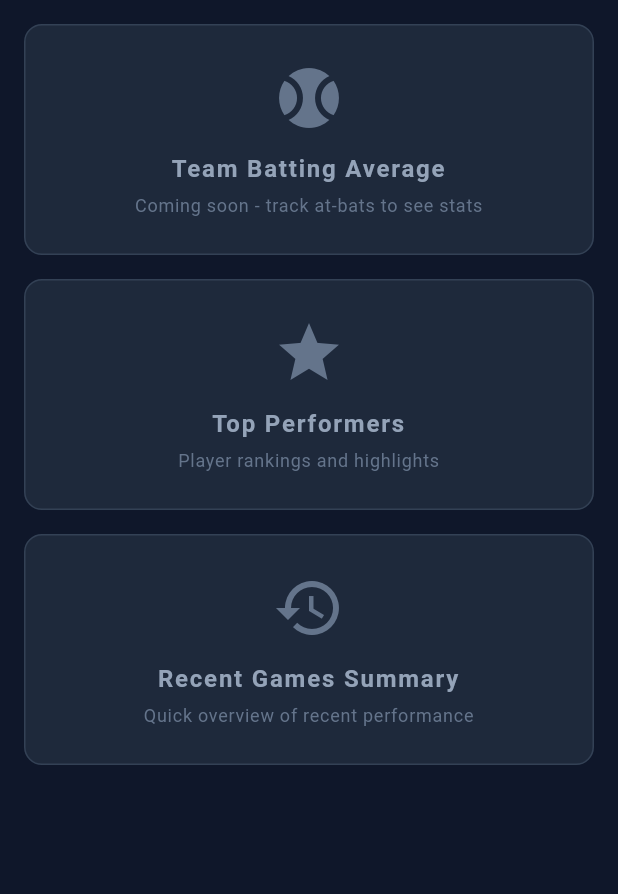
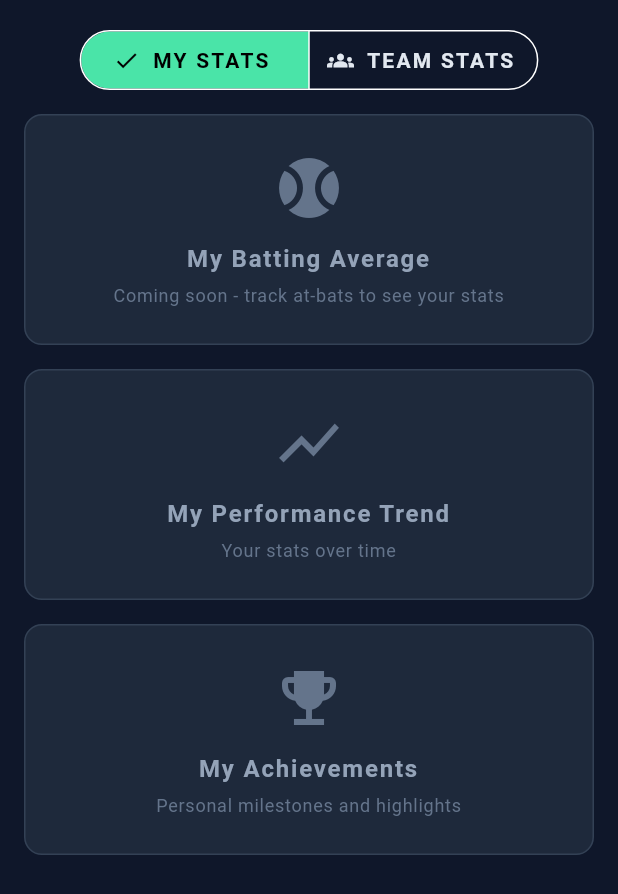
Before and after one commit to JM0rg/HackTracker, a Flutter app: the _StatsTab widget shown alone on an empty page, opened directly with empty values, on a phone screen of 412 x 824 dp. Shown: the top 894 px of the screen. Run offline on Flutter 3.47's test engine with Material 3 defaults, Android fonts, the phone set to English and light mode, and no system bars; our stand-ins replace flutter_riverpod, google_fonts, shared_preferences; missing offline and left inert: amplify_auth_cognito, amplify_flutter; accounts and stored records are empty; Roboto replaces fonts that are missing (Tektur).

Commit message:
filter for team stats / personal stats

```diff
--- a/app/lib/screens/team_view_screen.dart
+++ b/app/lib/screens/team_view_screen.dart
@@ -113,19 +113,93 @@ class _TeamViewScreenState extends ConsumerState<TeamViewScreen> with SingleTick
 }
 
 /// Stats Tab - Placeholder for future statistics
-class _StatsTab extends StatelessWidget {
+class _StatsTab extends ConsumerStatefulWidget {
   final Team team;
 
   const _StatsTab({required this.team});
 
   @override
+  ConsumerState<_StatsTab> createState() => _StatsTabState();
+}
+
+class _StatsTabState extends ConsumerState<_StatsTab> {
+  bool _showMyStats = true; // true = My Stats, false = Team Stats
+
+  @override
+  Widget build(BuildContext context) {
+    return Column(
+      children: [
+        // View toggle
+        Container(
+          padding: const EdgeInsets.fromLTRB(8, 16, 8, 8),
+          child: SegmentedButton<bool>(
+            segments: const [
+              ButtonSegment(value: true, label: Text('MY STATS'), icon: Icon(Icons.person)),
+              ButtonSegment(value: false, label: Text('TEAM STATS'), icon: Icon(Icons.groups)),
+            ],
+            selected: {_showMyStats},
+            onSelectionChanged: (Set<bool> selection) {
+              setState(() => _showMyStats = selection.first);
+            },
+          ),
+        ),
+        Expanded(
+          child: _showMyStats
+              ? _MyStatsView(team: widget.team)
+              : _TeamStatsView(team: widget.team),
+        ),
+      ],
+    );
+  }
+}
+
+class _MyStatsView extends StatelessWidget {
+  final Team team;
+
+  const _MyStatsView({required this.team});
+
+  @override
   Widget build(BuildContext context) {
     return SingleChildScrollView(
-      padding: const EdgeInsets.all(16),
+      padding: const EdgeInsets.fromLTRB(16, 4, 16, 16),
       child: Column(
         crossAxisAlignment: CrossAxisAlignment.stretch,
         children: [
-          // Placeholder cards
+          _PlaceholderCard(
+            icon: Icons.sports_baseball,
+            title: 'My Batting Average',
+            subtitle: 'Coming soon - track at-bats to see your stats',
+          ),
+          const SizedBox(height: 16),
+          _PlaceholderCard(
+            icon: Icons.show_chart,
+            title: 'My Performance Trend',
+            subtitle: 'Your stats over time',
+          ),
+          const SizedBox(height: 16),
+          _PlaceholderCard(
+            icon: Icons.emoji_events,
+            title: 'My Achievements',
+            subtitle: 'Personal milestones and highlights',
+          ),
+        ],
+      ),
+    );
+  }
+}
+
+class _TeamStatsView extends StatelessWidget {
+  final Team team;
+
+  const _TeamStatsView({required this.team});
+
+  @override
+  Widget build(BuildContext context) {
+    return SingleChildScrollView(
+      padding: const EdgeInsets.fromLTRB(16, 4, 16, 16),
+      child: Column(
+        crossAxisAlignment: CrossAxisAlignment.stretch,
+        children: [
           _PlaceholderCard(
             icon: Icons.sports_baseball,
             title: 'Team Batting Average',
```
Also changed, not shown: 1 other file.
